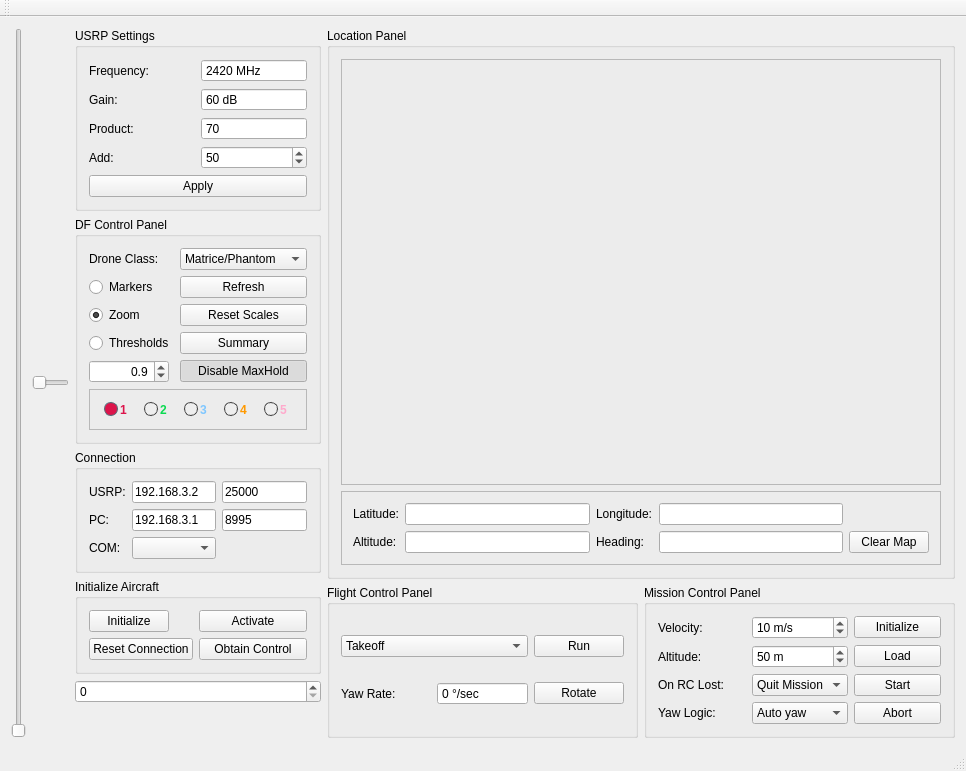
The window that view/mainview.ui (Valkaryne/Matrice600DF) describes before a commit, drawn with Qt 5.
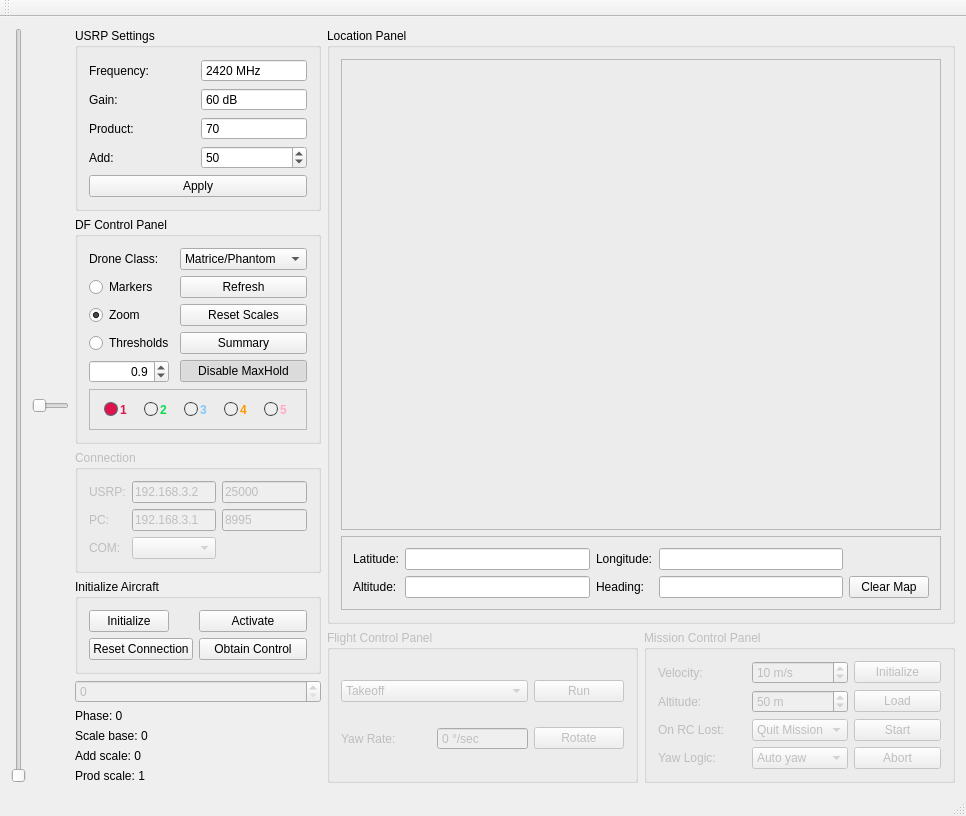
The same window after the commit.

Commit message: little corrections with polar scaling

Patch:
```diff
--- a/view/mainview.ui
+++ b/view/mainview.ui
@@ -7,7 +7,7 @@
     <x>0</x>
     <y>0</y>
     <width>966</width>
-    <height>771</height>
+    <height>809</height>
    </rect>
   </property>
   <property name="windowTitle">
@@ -565,6 +565,9 @@
       </item>
       <item>
        <widget class="QGroupBox" name="connectionBox">
+        <property name="enabled">
+         <bool>false</bool>
+        </property>
         <property name="sizePolicy">
          <sizepolicy hsizetype="Maximum" vsizetype="Maximum">
           <horstretch>0</horstretch>
@@ -671,7 +674,39 @@
        <layout class="QVBoxLayout" name="testLayout"/>
       </item>
       <item>
-       <widget class="QSpinBox" name="sb_radTest"/>
+       <widget class="QSpinBox" name="sb_radTest">
+        <property name="enabled">
+         <bool>false</bool>
+        </property>
+       </widget>
+      </item>
+      <item>
+       <widget class="QLabel" name="lbltest_phase">
+        <property name="text">
+         <string>Phase: 0</string>
+        </property>
+       </widget>
+      </item>
+      <item>
+       <widget class="QLabel" name="lbltest_base">
+        <property name="text">
+         <string>Scale base: 0</string>
+        </property>
+       </widget>
+      </item>
+      <item>
+       <widget class="QLabel" name="lbltest_add">
+        <property name="text">
+         <string>Add scale: 0</string>
+        </property>
+       </widget>
+      </item>
+      <item>
+       <widget class="QLabel" name="lbltest_prod">
+        <property name="text">
+         <string>Prod scale: 1</string>
+        </property>
+       </widget>
       </item>
       <item>
        <spacer name="verticalSpacer">
@@ -692,6 +727,9 @@
      <layout class="QGridLayout" name="gridLayout_6">
       <item row="1" column="1">
        <widget class="QGroupBox" name="missionBox">
+        <property name="enabled">
+         <bool>false</bool>
+        </property>
         <property name="sizePolicy">
          <sizepolicy hsizetype="Preferred" vsizetype="Preferred">
           <horstretch>0</horstretch>
@@ -827,6 +865,9 @@
       </item>
       <item row="1" column="0">
        <widget class="QGroupBox" name="flightBox">
+        <property name="enabled">
+         <bool>false</bool>
+        </property>
         <property name="title">
          <string>Flight Control Panel</string>
         </property>
```
The commit also changes 2 other files.
